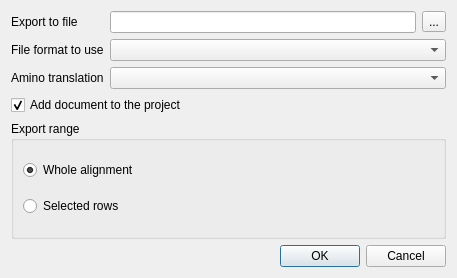
The window that src/plugins/dna_export/src/ExportMSA2MSADialog.ui (violethaze74/ugene) describes before a commit, drawn with Qt 5.
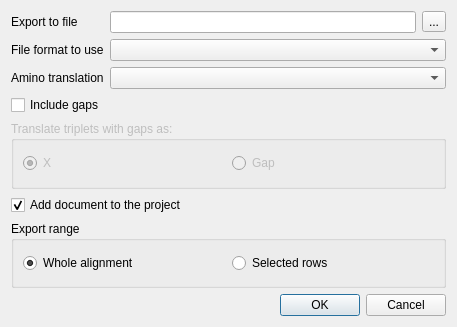
The same window after the commit.

What changed in the file:
```diff
--- a/src/plugins/dna_export/src/ExportMSA2MSADialog.ui
+++ b/src/plugins/dna_export/src/ExportMSA2MSADialog.ui
@@ -7,7 +7,7 @@
     <x>0</x>
     <y>0</y>
     <width>457</width>
-    <height>278</height>
+    <height>327</height>
    </rect>
   </property>
   <property name="sizePolicy">
@@ -61,6 +61,51 @@
      </item>
     </layout>
    </item>
+   <item>
+    <widget class="QCheckBox" name="cbIncludeGaps">
+     <property name="text">
+      <string>Include gaps</string>
+     </property>
+    </widget>
+   </item>
+   <item>
+    <widget class="QGroupBox" name="gbTranslateAs">
+     <property name="enabled">
+      <bool>false</bool>
+     </property>
+     <property name="title">
+      <string>Translate triplets with gaps as:</string>
+     </property>
+     <layout class="QHBoxLayout" name="horizontalLayout">
+      <item>
+       <widget class="QRadioButton" name="rbUseX">
+        <property name="enabled">
+         <bool>false</bool>
+        </property>
+        <property name="text">
+         <string>X</string>
+        </property>
+        <property name="checked">
+         <bool>true</bool>
+        </property>
+       </widget>
+      </item>
+      <item>
+       <widget class="QRadioButton" name="rbUseGaps">
+        <property name="enabled">
+         <bool>false</bool>
+        </property>
+        <property name="text">
+         <string>Gap</string>
+        </property>
+        <property name="checked">
+         <bool>false</bool>
+        </property>
+       </widget>
+      </item>
+     </layout>
+    </widget>
+   </item>
    <item>
     <widget class="QCheckBox" name="addDocumentButton">
      <property name="text">
@@ -76,7 +121,7 @@
      <property name="title">
       <string>Export range</string>
      </property>
-     <layout class="QVBoxLayout" name="verticalLayout_2">
+     <layout class="QHBoxLayout" name="horizontalLayout_2">
       <item>
        <widget class="QRadioButton" name="wholeRangeButton">
         <property name="text">
```
Left out of the diff: 48 changed lines with no effect on the pictures.
